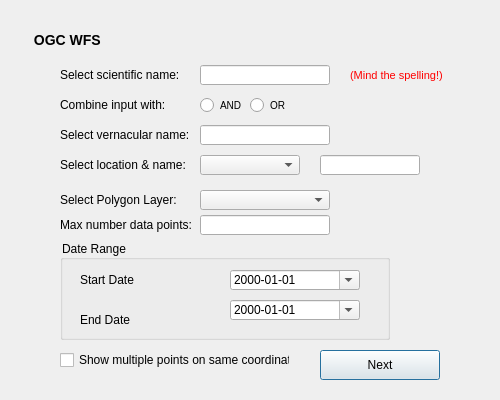
First picture: the form in WFS_search.ui, repository albabjorkman/GIT-project, before the edit.
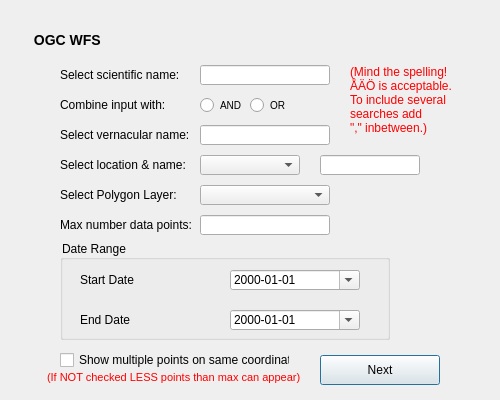
Second picture: the form after the edit.

What changed in the file:
```diff
--- a/WFS_search.ui
+++ b/WFS_search.ui
@@ -68,28 +68,7 @@
     </rect>
    </property>
   </widget>
-  
-  <!-- Label, reminder spelling-->
-  <widget class="QLabel" name="labelReminder">
-   <property name="geometry">
-    <rect>
-     <x>350</x>
-     <y>65</y>
-     <width>150</width>
-     <height>20</height>
-    </rect>
-   </property>
-   <property name="text">
-    <string>(Mind the spelling!)</string>
-   </property>
-   <property name="styleSheet">
-    <string>
-      font-size: 11px;
-      font-family: "Arial";
-	  color: #FF0000;
-    </string>
-  </property>
-  </widget>
+
   
   <!-- Label, vernacular name-->
   <widget class="QLabel" name="lableAreaType_4">
@@ -123,13 +102,35 @@
     </rect>
    </property>
   </widget>
-  
+
+  <widget class="QLabel" name="labelReminder">
+   <property name="geometry">
+    <rect>
+     <x>350</x>
+     <y>60</y>
+     <width>150</width>
+     <height>80</height>
+    </rect>
+   </property>
+   <property name="text">
+    <string>(Mind the spelling! &lt;br/&gt; ÅÄÖ is acceptable. &lt;br/&gt;
+     To include several &lt;br/&gt; searches add &lt;br/&gt;  "," inbetween.)</string>
+   </property>
+   <property name="styleSheet">
+    <string>
+      font-size: 12px;
+      font-family: "Arial";
+	  color: #FF0000;
+    </string>
+  </property>
+  </widget>
+
   <!-- Label, polygon-->
   <widget class="QLabel" name="labelPolygonLayer">
    <property name="geometry">
     <rect>
      <x>60</x>
-     <y>185</y>
+     <y>180</y>
      <width>130</width>
      <height>30</height>
     </rect>
@@ -150,7 +151,7 @@
    <property name="geometry">
     <rect>
      <x>200</x>
-     <y>190</y>
+     <y>185</y>
      <width>130</width>
      <height>20</height>
     </rect>
@@ -374,7 +375,7 @@
     <property name="geometry">
      <rect>
       <x>170</x>
-      <y>60</y>
+      <y>70</y>
       <width>130</width>
       <height>20</height>
      </rect>
@@ -405,13 +406,34 @@
     <string>Show multiple points on same coordinates</string>
    </property>
   </widget>
+
+    <widget class="QLabel" name="labelReminder">
+   <property name="geometry">
+    <rect>
+     <x>47</x>
+     <y>367</y>
+     <width>270</width>
+     <height>20</height>
+    </rect>
+   </property>
+   <property name="text">
+    <string>(If NOT checked LESS points than max can appear)</string>
+   </property>
+   <property name="styleSheet">
+    <string>
+      font-size: 11px;
+      font-family: "Arial";
+	  color: #FF0000;
+    </string>
+  </property>
+  </widget>
   
   <!-- Button, next page-->
   <widget class="QPushButton" name="loadDataButton">
    <property name="geometry">
     <rect>
      <x>320</x>
-     <y>350</y>
+     <y>355</y>
      <width>120</width>
      <height>30</height>
     </rect>
```
